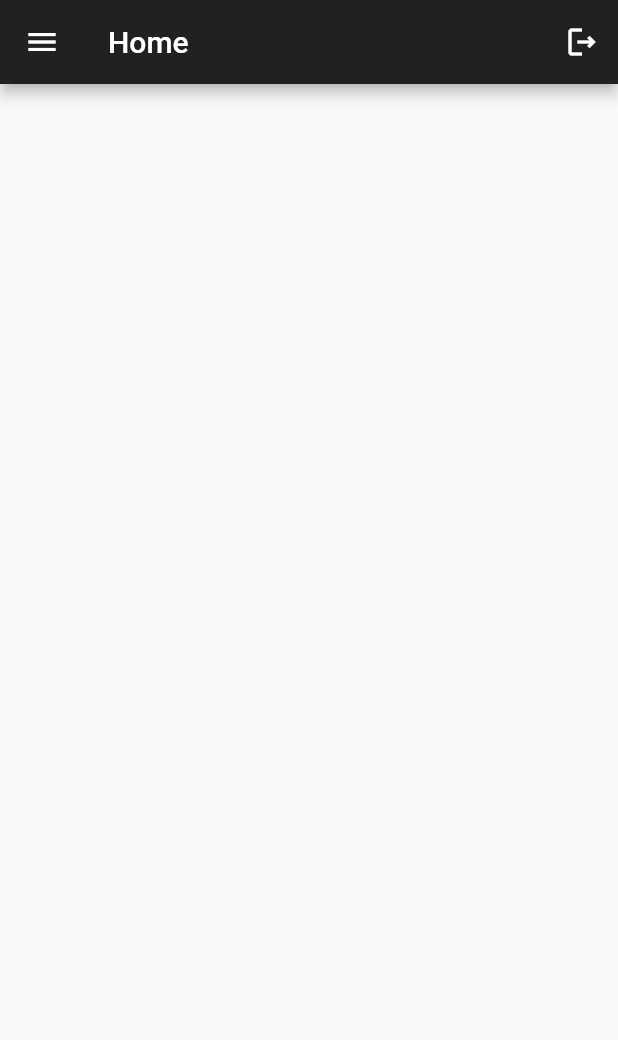
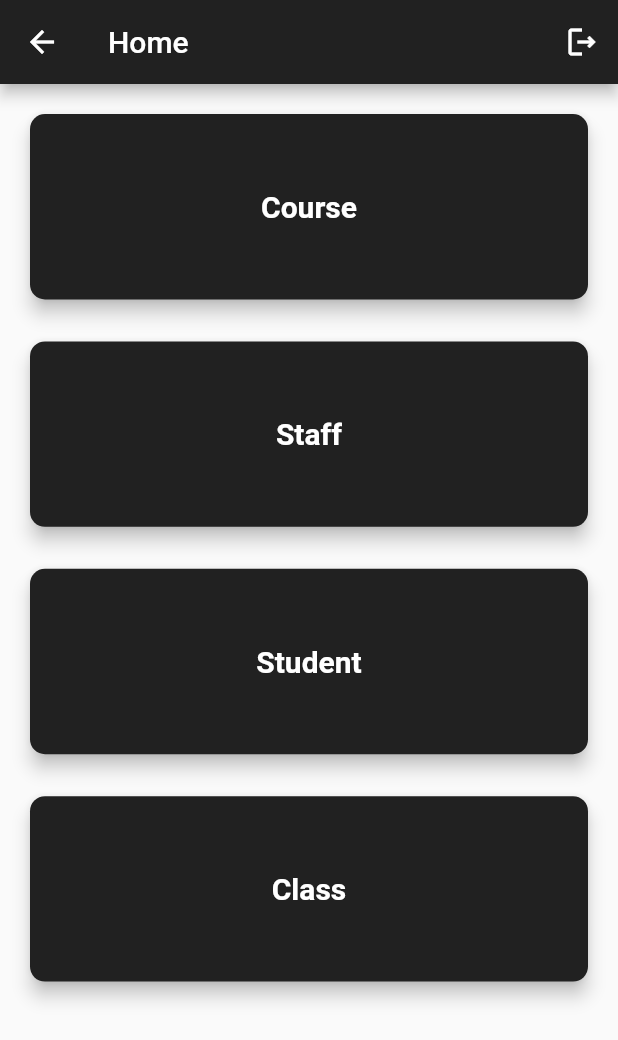
Before and after one commit to Faris-Backar/attandace_app, a Flutter app: the AdminHomeScreen screen opened by its route, on a phone screen of 412 x 824 dp. Shown: the top 1040 px of the screen. Run offline on Flutter 3.47's test engine with Material 2 defaults, Android fonts, the phone set to English and light mode, and no system bars; our stand-ins replace bloc, cloud_firestore, equatable, firebase_auth, firebase_core, flutter_bloc and 2 more; accounts and stored records are empty.

Commit message:
Update and Delete Staff Added

```diff
--- a/lib/presentation/admin/screens/admin_home_screen.dart
+++ b/lib/presentation/admin/screens/admin_home_screen.dart
@@ -1,5 +1,10 @@
 import 'package:attandance_app/core/config/config.dart';
 import 'package:attandance_app/core/resources/style_resources.dart';
+import 'package:attandance_app/presentation/admin/screens/class_screen.dart';
+import 'package:attandance_app/presentation/admin/screens/course_screen.dart';
+import 'package:attandance_app/presentation/admin/screens/staff_screen.dart';
+import 'package:attandance_app/presentation/admin/screens/student_screen.dart';
+import 'package:attandance_app/presentation/admin/widgets/admin_card_widget.dart';
 import 'package:attandance_app/presentation/admin/widgets/admin_drawer_widget.dart';
 import 'package:attandance_app/presentation/bloc/auth/auth_bloc.dart';
 import 'package:attandance_app/presentation/screens/login_screen.dart';
@@ -65,7 +70,52 @@ class _AdminHomeScreenState extends State<AdminHomeScreen> {
           ),
         ],
       ),
-      drawer: AdminDrawerWidget(screenSize: screenSize),
+      // drawer: AdminDrawerWidget(screenSize: screenSize),
+      body: Padding(
+        padding: Config.defaultPadding(),
+        child: SingleChildScrollView(
+          child: Column(
+            children: [
+              AdminCardWidget(
+                  screenSize: screenSize,
+                  label: 'Course',
+                  ontap: () {
+                    Navigator.of(context).pushNamed(CourseScreen.routeName);
+                  }),
+              const SizedBox(
+                height: 20,
+              ),
+              AdminCardWidget(
+                  screenSize: screenSize,
+                  label: 'Staff',
+                  ontap: () {
+                    Navigator.of(context).pushNamed(StaffScreen.routeName);
+                  }),
+              const SizedBox(
+                height: 20,
+              ),
+              AdminCardWidget(
+                  screenSize: screenSize,
+                  label: 'Student',
+                  ontap: () {
+                    Navigator.of(context).pushNamed(StudentScreen.routeName);
+                  }),
+              const SizedBox(
+                height: 20,
+              ),
+              AdminCardWidget(
+                  screenSize: screenSize,
+                  label: 'Class',
+                  ontap: () {
+                    Navigator.of(context).pushNamed(ClassScreen.routeName);
+                  }),
+              const SizedBox(
+                height: 20,
+              ),
+            ],
+          ),
+        ),
+      ),
     );
   }
 }
--- a/lib/presentation/admin/screens/create_staff_screen.dart
+++ b/lib/presentation/admin/screens/create_staff_screen.dart
@@ -117,6 +117,7 @@ class _CreateStaffScreenState extends State<CreateStaffScreen> {
                     const SizedBox(
                       height: 20,
                     ),
+                    if (widget.staff == null)
                       TextInputFormFieldWidget(
                         isEnabled: isEnabled,
                         inputController: passwordController,
@@ -205,11 +206,17 @@ class _CreateStaffScreenState extends State<CreateStaffScreen> {
                             email: usernameController.text,
                             branch: branchValue,
                           );
-
+                          if (widget.staff == null) {
                             BlocProvider.of<StaffBloc>(context).add(
                                 CreateStaffEvent(
                                     staff: staff,
                                     password: passwordController.text));
+                          } else {
+                            BlocProvider.of<StaffBloc>(context).add(
+                                UpdateStaffEvent(
+                                    staff: staff,
+                                    userName: widget.staff!.name));
+                          }
                         }
                       },
                       title: widget.staff != null ? 'Update' : 'Create',
--- a/lib/presentation/admin/screens/create_student_screen.dart
+++ b/lib/presentation/admin/screens/create_student_screen.dart
@@ -270,7 +270,9 @@ class _CreateStudentScreenState extends State<CreateStudentScreen> {
                                 if (widget.student != null) {
                                   BlocProvider.of<StudentBloc>(context).add(
                                     UpdateStudentEvent(
-                                        student: student, index: widget.index!),
+                                        student: student,
+                                        index: widget.index!,
+                                        name: widget.student!.name),
                                   );
                                 } else {
                                   BlocProvider.of<StudentBloc>(context).add(
--- /dev/null
+++ b/lib/presentation/admin/widgets/admin_card_widget.dart
@@ -0,0 +1,41 @@
+import 'package:attandance_app/core/resources/style_resources.dart';
+import 'package:flutter/material.dart';
+
+class AdminCardWidget extends StatelessWidget {
+  const AdminCardWidget({
+    Key? key,
+    required this.screenSize,
+    required this.label,
+    required this.ontap,
+  }) : super(key: key);
+
+  final Size screenSize;
+  final Function()? ontap;
+  final String label;
+  @override
+  Widget build(BuildContext context) {
+    return InkWell(
+      onTap: ontap,
+      child: Card(
+        elevation: 5.0,
+        color: StyleResources.primaryColor,
+        shape: RoundedRectangleBorder(
+          borderRadius: BorderRadius.circular(10),
+        ),
+        child: Container(
+          height: screenSize.height * 0.15,
+          width: screenSize.width,
+          alignment: Alignment.center,
+          child: Text(
+            label,
+            style: const TextStyle(
+              color: Colors.white,
+              fontSize: 20,
+              fontWeight: FontWeight.w600,
+            ),
+          ),
+        ),
+      ),
+    );
+  }
+}
--- a/lib/presentation/bloc/staff/staff_bloc.dart
+++ b/lib/presentation/bloc/staff/staff_bloc.dart
@@ -1,5 +1,6 @@
+import 'dart:developer';
+
 import 'package:attandance_app/model/staff.dart';
-import 'package:attandance_app/model/student.dart';
 import 'package:bloc/bloc.dart';
 import 'package:cloud_firestore/cloud_firestore.dart';
 import 'package:equatable/equatable.dart';
@@ -10,10 +11,13 @@ part 'staff_state.dart';
 
 class StaffBloc extends Bloc<StaffEvent, StaffState> {
   List<Staff> staffList = [];
-  FirebaseFirestore _firebaseFirestore = FirebaseFirestore.instance;
+  final _firebaseFirestore = FirebaseFirestore.instance;
+  final FirebaseAuth _auth = FirebaseAuth.instance;
   StaffBloc() : super(StaffInitial()) {
     on<CreateStaffEvent>(_createStaff);
     on<GetStaffEvent>(_getStaff);
+    on<DeleteStaffEvent>(_deleteStaff);
+    on<UpdateStaffEvent>(_updateStaff);
   }
 
   _createStaff(CreateStaffEvent event, Emitter<StaffState> emit) async {
@@ -58,4 +62,39 @@ class StaffBloc extends Bloc<StaffEvent, StaffState> {
     }
     emit(GetStaffLoaded(staffList: staffList));
   }
+
+  _deleteStaff(DeleteStaffEvent event, Emitter<StaffState> emit) async {
+    emit(StaffInitial());
+    emit(StaffLoading());
+    try {
+      await _firebaseFirestore
+          .collection('staff')
+          .doc(event.staff.name)
+          .delete();
+      emit(DeleteStaffLoaded());
+    } catch (e) {
+      print(e.toString());
+      emit(
+        StaffError(
+          error: e.toString(),
+        ),
+      );
+    }
+  }
+
+  _updateStaff(UpdateStaffEvent event, Emitter<StaffState> emit) async {
+    emit(StaffInitial());
+    emit(StaffLoading());
+    try {
+      await _firebaseFirestore
+          .collection('staff')
+          .doc(event.staff.name)
+          .set(event.staff.toMap());
+      await _firebaseFirestore.collection('staff').doc(event.userName).delete();
+      emit(CreateStaffLoaded());
+    } catch (e) {
+      log(e.toString());
+      emit(StaffError(error: e.toString()));
+    }
+  }
 }
--- a/lib/presentation/bloc/staff/staff_event.dart
+++ b/lib/presentation/bloc/staff/staff_event.dart
@@ -23,20 +23,20 @@ class GetStaffEvent extends StaffEvent {}
 
 class UpdateStaffEvent extends StaffEvent {
   final Staff staff;
-  final String index;
+  final String userName;
   const UpdateStaffEvent({
     required this.staff,
-    required this.index,
+    required this.userName,
   });
   @override
-  List<Object> get props => [staff, index];
+  List<Object> get props => [staff, userName];
 }
 
 class DeleteStaffEvent extends StaffEvent {
-  final int index;
+  final Staff staff;
   const DeleteStaffEvent({
-    required this.index,
+    required this.staff,
   });
   @override
-  List<Object> get props => [index];
+  List<Object> get props => [staff];
 }
--- a/lib/presentation/bloc/staff/staff_state.dart
+++ b/lib/presentation/bloc/staff/staff_state.dart
@@ -12,6 +12,8 @@ class StaffInitial extends StaffState {}
 class StaffLoading extends StaffState {}
 
 class CreateStaffLoaded extends StaffState {}
+
+class DeleteStaffLoaded extends StaffState {}
 
 class GetStaffLoaded extends StaffState {
   final List<Staff> staffList;
--- a/lib/presentation/bloc/student/student_event.dart
+++ b/lib/presentation/bloc/student/student_event.dart
@@ -24,21 +24,23 @@ class GetStudentEvent extends StudentEvent {}
 class UpdateStudentEvent extends StudentEvent {
   final Student student;
   final int index;
+  final String name;
   const UpdateStudentEvent({
     required this.student,
     required this.index,
+    required this.name,
   });
   @override
   List<Object> get props => [student, index];
 }
 
 class DeleteStudentEvent extends StudentEvent {
-  final int index;
+  final String username;
   const DeleteStudentEvent({
-    required this.index,
+    required this.username,
   });
   @override
-  List<Object> get props => [index];
+  List<Object> get props => [username];
 }
 
 class GetFilteredStudentsAccordingtoSemester extends StudentEvent {
```
Also changed, not shown: lib/presentation/admin/screens/class_screen.dart (+6 -1 lines), lib/presentation/admin/screens/create_class_room_screen.dart (+9 -4 lines), lib/presentation/admin/screens/staff_screen.dart (+12 -1 lines), lib/presentation/admin/screens/student_screen.dart (+14 -2 lines), lib/presentation/bloc/student/student_bloc.dart (+34 -7 lines), lib/presentation/screens/login_screen.dart (+18 -0 lines), lib/presentation/student/screens/student_home_screen.dart (+18 -0 lines), lib/presentation/widgets/slidable_action_widget.dart (added, +55 -0 lines). Lines whose indentation alone changed are shown as unchanged.
